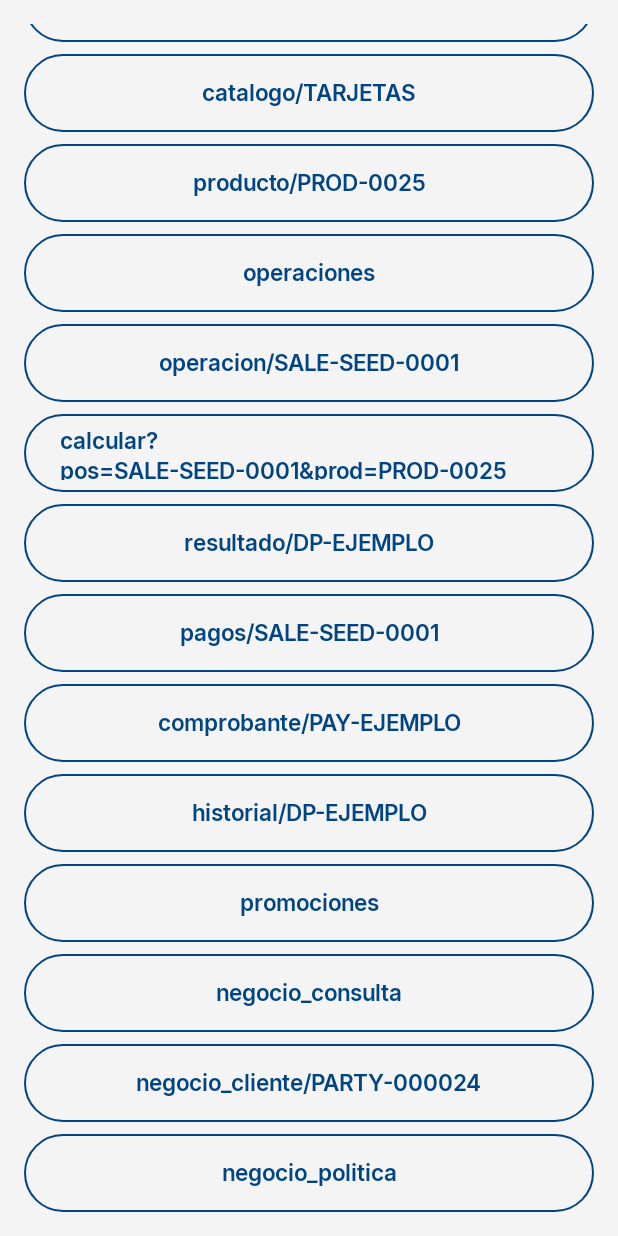
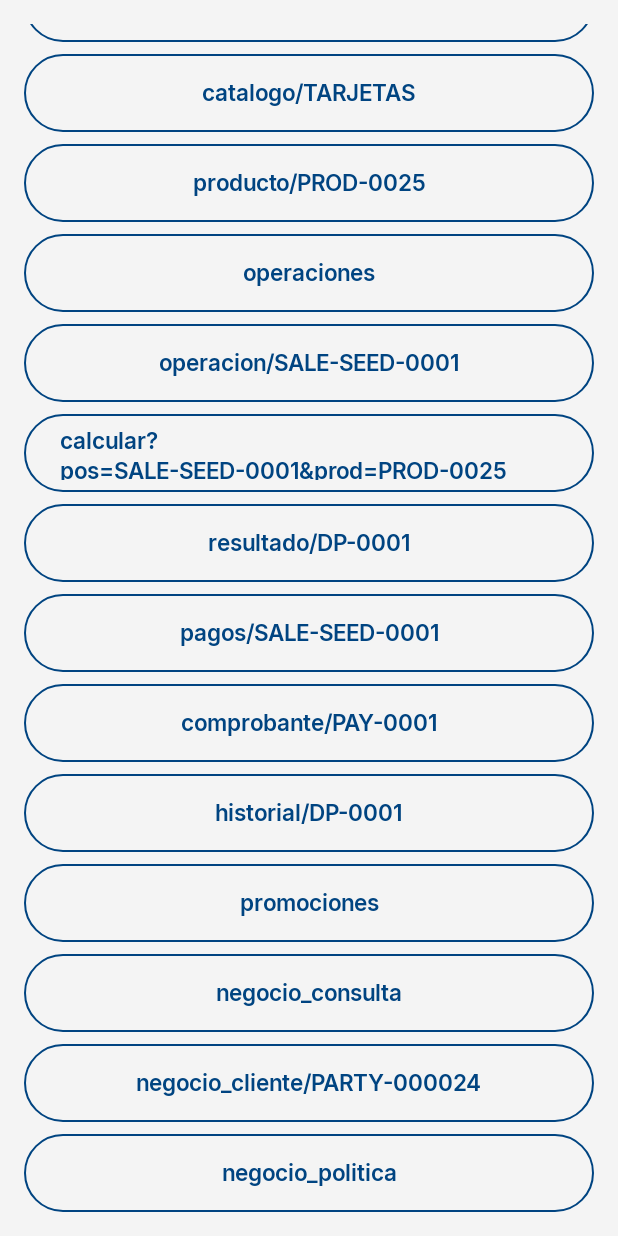
Before and after one commit to TailerRC/APP_Movil_BBVA, an Android app built with Jetpack Compose: the DevMenuScreen screen opened through its navigation route, scrolled down 248 dp, on a phone screen of 412 x 824 dp. Run offline under Robolectric (Android 15) with nearby library versions, the phone set to English and light mode, and no system bars.

Commit message:
fix(dev menu): entradas de comprobante e historial apuntan a los IDs sembrados

```diff
--- a/app/src/main/java/com/bbva/bonifica/ui/navigation/DevMenuScreen.kt
+++ b/app/src/main/java/com/bbva/bonifica/ui/navigation/DevMenuScreen.kt
@@ -24,9 +24,9 @@ fun DevMenuScreen(onNavigate: (String) -> Unit) {
         Routes.LOGIN, Routes.NEW_PASSWORD, Routes.HOME_CLIENTE, Routes.CATALOGO,
         Routes.catalogoCategoria("TARJETAS"), Routes.producto("PROD-0025"),
         Routes.OPERACIONES, Routes.operacion("SALE-SEED-0001"),
-        Routes.calcular("SALE-SEED-0001", "PROD-0025"), Routes.resultado("DP-EJEMPLO"),
-        Routes.pagos("SALE-SEED-0001"), Routes.comprobante("PAY-EJEMPLO"),
-        Routes.historial("DP-EJEMPLO"), Routes.PROMOCIONES, Routes.NEGOCIO_CONSULTA,
+        Routes.calcular("SALE-SEED-0001", "PROD-0025"), Routes.resultado("DP-0001"),
+        Routes.pagos("SALE-SEED-0001"), Routes.comprobante("PAY-0001"),
+        Routes.historial("DP-0001"), Routes.PROMOCIONES, Routes.NEGOCIO_CONSULTA,
         Routes.negocioCliente("PARTY-000024"), Routes.NEGOCIO_POLITICA
     )
     LazyColumn(
```
